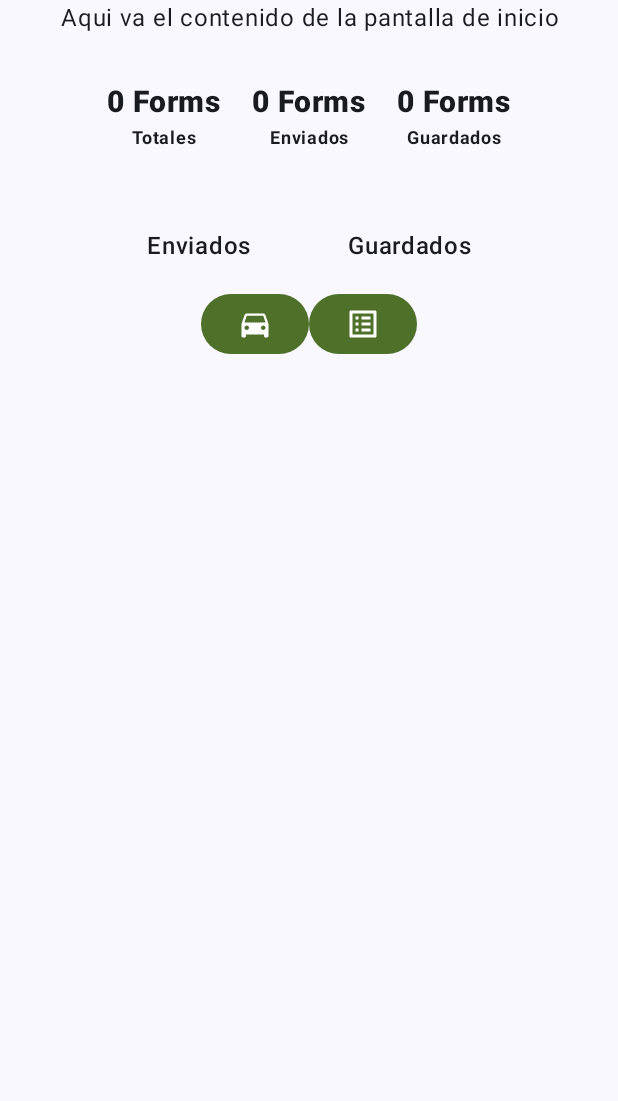
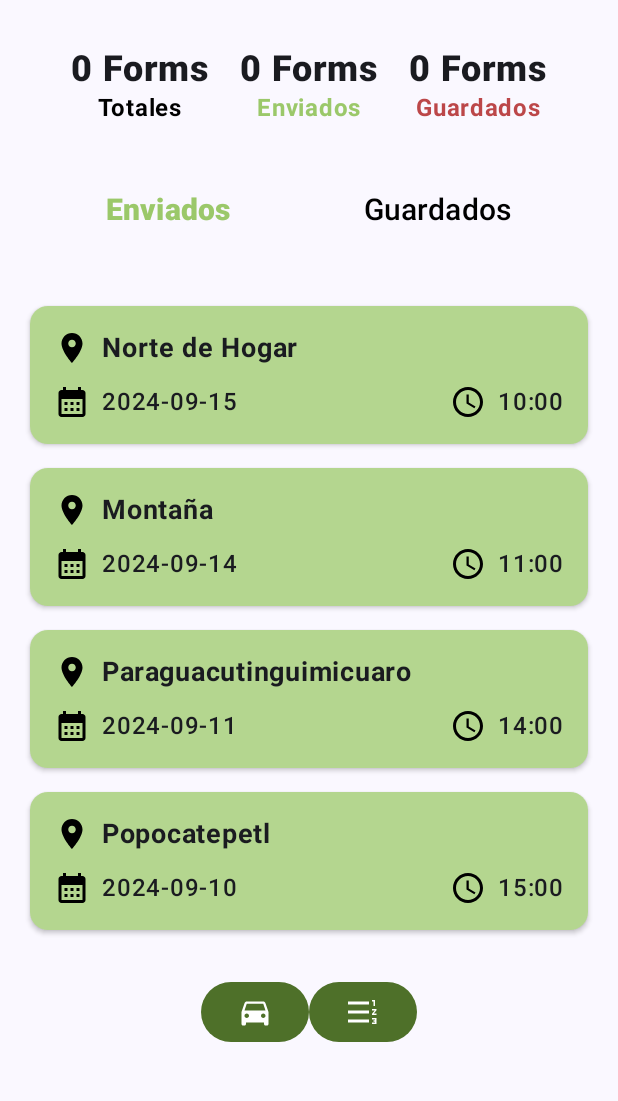
Before and after one commit to EfrainH2O/RoboRanger_APP, an Android app built with Jetpack Compose: the HomeScreen screen opened through its navigation route, on a phone screen of 412 x 824 dp, the part 96-1197 px from its top. Run offline under Robolectric (Android 15) with nearby library versions, the phone set to English and light mode, and no system bars.

Commit message:
FormCard and Working List in Home

```diff
--- /dev/null
+++ b/app/src/main/java/com/example/roboranger/data/FormCard.kt
@@ -0,0 +1,9 @@
+package com.example.roboranger.data
+
+data class FormCard(
+    val id: Int,
+    val place: String,
+    val date: String,
+    val hour: String,
+    val status: Int // 0 = enviado, 1 = guardado
+)
--- /dev/null
+++ b/app/src/main/java/com/example/roboranger/ui/components/RoboRangerFormCard.kt
@@ -0,0 +1,122 @@
+package com.example.roboranger.ui.components
+
+import androidx.compose.foundation.layout.Arrangement
+import androidx.compose.foundation.layout.Column
+import androidx.compose.foundation.layout.Row
+import androidx.compose.foundation.layout.Spacer
+import androidx.compose.foundation.layout.fillMaxWidth
+import androidx.compose.foundation.layout.height
+import androidx.compose.foundation.layout.padding
+import androidx.compose.material.icons.Icons
+import androidx.compose.material.icons.filled.CalendarMonth
+import androidx.compose.material.icons.filled.LocationOn
+import androidx.compose.material.icons.filled.Schedule
+import androidx.compose.material3.Card
+import androidx.compose.material3.CardDefaults
+import androidx.compose.material3.Icon
+import androidx.compose.material3.MaterialTheme
+import androidx.compose.material3.Text
+import androidx.compose.runtime.Composable
+import androidx.compose.ui.Alignment
+import androidx.compose.ui.Modifier
+import androidx.compose.ui.graphics.Color
+import androidx.compose.ui.graphics.vector.ImageVector
+import androidx.compose.ui.text.font.FontWeight
+import androidx.compose.ui.tooling.preview.Preview
+import androidx.compose.ui.unit.dp
+import androidx.compose.ui.unit.sp
+import com.example.roboranger.data.FormCard
+import com.example.roboranger.ui.theme.RoboRangerTheme
+
+@Composable
+fun RoboRangerFormCard(
+    formCard: FormCard,
+    modifier: Modifier = Modifier
+) {
+    Card(
+        modifier = modifier
+            .fillMaxWidth(),
+        elevation = CardDefaults.cardElevation(defaultElevation = 2.dp),
+        shape = MaterialTheme.shapes.medium,
+        colors = CardDefaults.cardColors(containerColor = Color(0xFFB4D68F))
+    ) {
+        Column(
+            modifier = Modifier.padding(16.dp)
+        ) {
+            // Place
+            InfoRow(
+                icon = Icons.Default.LocationOn,
+                text = formCard.place,
+                fontWeight = FontWeight.Bold,
+                fontSize = 18.sp
+            )
+
+            Spacer(modifier = Modifier.height(12.dp))
+
+            // Date and Hour
+            Row(
+                modifier = Modifier.fillMaxWidth(),
+                horizontalArrangement = Arrangement.SpaceBetween,
+                verticalAlignment = Alignment.CenterVertically
+            ) {
+                // Date
+                InfoRow(
+                    icon = Icons.Default.CalendarMonth,
+                    text = formCard.date,
+                    fontWeight = FontWeight.Medium
+                )
+                // Hour
+                InfoRow(
+                    icon = Icons.Default.Schedule,
+                    text = formCard.hour,
+                    fontWeight = FontWeight.Medium
+                )
+            }
+        }
+    }
+}
+
+
+@Composable
+private fun InfoRow(
+    icon: ImageVector,
+    text: String,
+    modifier: Modifier = Modifier,
+    fontWeight: FontWeight? = null,
+    fontSize: androidx.compose.ui.unit.TextUnit = 16.sp
+) {
+    Row(
+        verticalAlignment = Alignment.CenterVertically,
+        modifier = modifier
+    ) {
+        Icon(
+            imageVector = icon,
+            contentDescription = null,
+            tint = Color.Black,
+            modifier = Modifier.padding(end = 8.dp)
+        )
+        Text(
+            text = text,
+            fontWeight = fontWeight,
+            fontSize = fontSize,
+            color = MaterialTheme.colorScheme.onSurface
+        )
+    }
+}
+
+@Preview(showBackground = true)
+@Composable
+fun RoboRangerFormCardPreview() {
+    RoboRangerTheme {
+        RoboRangerFormCard(
+            formCard = FormCard(
+                id = 1,
+                place = "Warehouse",
+                date = "2024-10-28",
+                hour = "15:00",
+                status = 0
+            ),
+            modifier = Modifier.padding(16.dp)
+        )
+    }
+}
--- a/app/src/main/java/com/example/roboranger/ui/views/home/HomeScreen.kt
+++ b/app/src/main/java/com/example/roboranger/ui/views/home/HomeScreen.kt
@@ -1,42 +1,43 @@
 package com.example.roboranger.ui.views.home
 
-import android.graphics.Color
-import android.graphics.fonts.FontStyle
-import androidx.compose.foundation.layout.Box
+import androidx.compose.ui.graphics.Color
 import androidx.compose.foundation.layout.Column
 import androidx.compose.foundation.layout.Row
 import androidx.compose.foundation.layout.Spacer
+import androidx.compose.foundation.layout.fillMaxHeight
 import androidx.compose.foundation.layout.fillMaxWidth
 import androidx.compose.foundation.layout.padding
 import androidx.compose.foundation.lazy.grid.GridCells
 import androidx.compose.foundation.lazy.grid.LazyVerticalGrid
-import androidx.compose.foundation.rememberScrollState
-import androidx.compose.foundation.verticalScroll
+import androidx.compose.foundation.lazy.grid.items
 import androidx.compose.material.icons.Icons
-import androidx.compose.material.icons.filled.ControlCamera
 import androidx.compose.material.icons.filled.DirectionsCar
-import androidx.compose.material.icons.filled.ListAlt
-import androidx.compose.material.icons.filled.Pages
-import androidx.compose.material3.Button
+import androidx.compose.material.icons.filled.FormatListNumberedRtl
+import androidx.compose.material3.ButtonDefaults
 import androidx.compose.material3.ExperimentalMaterial3Api
 import androidx.compose.material3.Scaffold
 import androidx.compose.material3.Text
-import androidx.compose.material3.TopAppBarDefaults
+import androidx.compose.material3.TextButton
 import androidx.compose.runtime.Composable
+import androidx.compose.runtime.getValue
+import androidx.compose.runtime.mutableIntStateOf
+import androidx.compose.runtime.remember
+import androidx.compose.runtime.setValue
 import androidx.compose.ui.Alignment
 import androidx.compose.ui.Modifier
 import androidx.compose.ui.res.stringResource
 import androidx.compose.ui.text.font.FontWeight
-import androidx.compose.ui.text.style.TextAlign
 import androidx.compose.ui.tooling.preview.Preview
 import androidx.compose.ui.unit.dp
 import androidx.compose.ui.unit.sp
+import androidx.lifecycle.viewmodel.compose.viewModel
 import com.example.roboranger.R
+import com.example.roboranger.data.FormCard
 import com.example.roboranger.ui.components.RoboRangerTopAppBar
 import com.example.roboranger.navigation.NavigationDestination
-import com.example.roboranger.ui.components.RoboRangerButton
 import com.example.roboranger.ui.components.RoboRangerButtonIcon
-
+import com.example.roboranger.ui.components.RoboRangerFormCard
+import com.example.roboranger.view_model.FormCardViewModel
 object HomeDestination : NavigationDestination {
     override val route = "home"
     override val titleRes = R.string.home_title
@@ -50,9 +51,21 @@ fun HomeScreen(
     navigateToFormDetails: () -> Unit,
     onNavigateSettings: () -> Unit,
     canNavigateBack: Boolean = false,
-    canNavigateSettings: Boolean = true
+    canNavigateSettings: Boolean = true,
+    // Instancia de viewmodel de formcard
+    formCardViewModel: FormCardViewModel = viewModel()
 ) {
-    val scrollBehavior = TopAppBarDefaults.enterAlwaysScrollBehavior()
+    val formList = formCardViewModel.formList.value
+    var selectedStatus by remember { mutableIntStateOf(0) }
+    val filteredForms = remember(formList, selectedStatus) {
+        formList.filter { form ->
+            // This assumes your FormCard data class has a 'status' property.
+            // e.g., data class FormCard(..., val status: String)
+            form.status == selectedStatus
+        }
+    }
+
+    //val scrollBehavior = TopAppBarDefaults.enterAlwaysScrollBehavior()
 
     Scaffold(
         topBar = {
@@ -60,7 +73,6 @@ fun HomeScreen(
                 title = stringResource(HomeDestination.titleRes),
                 canNavigateBack = canNavigateBack,
                 navigateUp = {},
-                scrollBehavior = scrollBehavior,
                 canNavigateSettings = canNavigateSettings,
                 navigateToSettings = onNavigateSettings
             )
@@ -69,10 +81,15 @@ fun HomeScreen(
         HomeBody(
             modifier = modifier
                 .padding(innerPadding)
-                .verticalScroll(rememberScrollState())
                 .fillMaxWidth(),
             onNavigateControl = navigateToControl,
-            onNavigateFormDetails = navigateToFormDetails
+            onNavigateFormDetails = navigateToFormDetails,
+            formList = filteredForms,
+            selectedStatus = selectedStatus,
+            onStatusSelected = { newStatus ->
+                selectedStatus = newStatus
+                // Actualizar la lista de formularios según el estado seleccionado
+            }
         )
     }
 }
@@ -80,56 +97,77 @@ fun HomeScreen(
 fun HomeBody(
     modifier: Modifier = Modifier,
     onNavigateControl: () -> Unit,
-    onNavigateFormDetails: () -> Unit
+    onNavigateFormDetails: () -> Unit,
+    formList: List<FormCard>,
+    selectedStatus: Int,
+    onStatusSelected: (Int) -> Unit
 ) {
     Column(
         modifier = modifier,
         horizontalAlignment = Alignment.CenterHorizontally
     ) {
-        Text(
-            text = "Aqui va el contenido de la pantalla de inicio",
-            textAlign = TextAlign.Center,
-        )
 
+        // Indicadores de formularios
         Row(
             modifier = Modifier
                 .padding(vertical = 32.dp),
         ) {
             FormsText(text = "Totales")
             Spacer(Modifier.padding(horizontal = 10.dp))
-            FormsText(text = "Enviados")
+            FormsText(text = "Enviados", colorText = Color(0xFF9BC86A))
             Spacer(Modifier.padding(horizontal = 10.dp))
-            FormsText(text = "Guardados")
+            FormsText(text = "Guardados", colorText = Color(0xFFBC4749))
         }
 
+        // Botones de cambio de lista de formularios
         Row(
             modifier = Modifier
-                .padding(16.dp)
+                .padding(bottom = 16.dp)
         ) {
-            Text("Enviados",
-                modifier = Modifier,
-                fontWeight = FontWeight.SemiBold,
-                fontSize = 16.sp,
+            TextButton(
+                onClick = { onStatusSelected(0) },
+                colors = ButtonDefaults.textButtonColors(
+                    contentColor = if (selectedStatus == 0) Color(0xFF9BC86A) else Color.Black
                 )
+            ) {
+                Text("Enviados",
+                    modifier = Modifier,
+                    fontWeight = if (selectedStatus == 0) FontWeight.ExtraBold else FontWeight.SemiBold,
+                    fontSize = 20.sp,
+                )
+            }
+
             Spacer(Modifier.padding(horizontal = 32.dp))
-            Text("Guardados",
-                modifier = Modifier,
-                fontWeight = FontWeight.SemiBold,
-                fontSize = 16.sp,
+
+            TextButton(
+                onClick = { onStatusSelected(1) },
+                colors = ButtonDefaults.textButtonColors(
+                    contentColor = if (selectedStatus == 1) Color(0xFFBC4749) else Color.Black
                 )
+            ) {
+                Text("Guardados",
+                    modifier = Modifier,
+                    fontWeight = if (selectedStatus == 1) FontWeight.ExtraBold else FontWeight.SemiBold,
+                    fontSize = 20.sp,
+                )
+            }
         }
 
+        // Grid que cambia dependiendo de el status seleccionado
+        FormsGrid(
+            modifier = Modifier,
+            formList = formList
+        )
 
-
-
-
+        // Botones de navegación
+        // Deberian de cambiarse a una bottombar definida
         Row() {
             RoboRangerButtonIcon(
                 icon = Icons.Filled.DirectionsCar,
                 onClick = onNavigateControl
             )
             RoboRangerButtonIcon(
-                icon = Icons.Filled.ListAlt,
+                icon = Icons.Filled.FormatListNumberedRtl,
                 onClick = onNavigateFormDetails
             )
         }
@@ -139,13 +177,23 @@ fun HomeBody(
 
 @Composable
 fun FormsGrid(
-
+    modifier: Modifier = Modifier,
+    formList: List<FormCard>,
 ) {
     LazyVerticalGrid(
-        columns = GridCells.Fixed(2),
-        modifier = Modifier.padding(vertical = 24.dp),
+        modifier = Modifier
+            .padding(vertical = 16.dp)
+            .fillMaxHeight(0.8F),
+        columns = GridCells.Fixed(1),
     ) {
-
+        items(formList) { form ->
+            // Posteriormente volver las cartas botones que lleven
+            // a los formularios correspondientes
+            RoboRangerFormCard(
+                modifier = Modifier.padding(horizontal = 20.dp, vertical = 8.dp),
+                formCard = form
+            )
+        }
     }
 }
 
@@ -153,7 +201,7 @@ fun FormsGrid(
 fun FormsText(
     modifier: Modifier = Modifier,
     numForms: Int = 0,
-    colorText: Int = Color.BLACK,
+    colorText: Color = Color.Black,
     text: String = "Tipo"
 ) {
     Column(
@@ -161,12 +209,13 @@ fun FormsText(
         Text("$numForms Forms",
             Modifier.align(Alignment.CenterHorizontally),
             fontWeight = FontWeight.ExtraBold,
-            fontSize = 20.sp
+            fontSize = 24.sp
         )
         Text(text,
             Modifier.align(Alignment.CenterHorizontally),
             fontWeight = FontWeight.Bold,
-            fontSize = 12.sp
+            fontSize = 16.sp,
+            color = colorText
         )
     }
 }
--- /dev/null
+++ b/app/src/main/java/com/example/roboranger/view_model/FormCardViewModel.kt
@@ -0,0 +1,48 @@
+package com.example.roboranger.view_model
+
+import androidx.compose.runtime.mutableStateOf
+import androidx.lifecycle.ViewModel
+import com.example.roboranger.data.FormCard
+
+class FormCardViewModel : ViewModel() {
+
+    // Lista mutable de cartas de formularios, se actualiza la ui cuando cambia
+    val formList = mutableStateOf<List<FormCard>>(emptyList())
+
+    // Contador para generar ids
+    private var formCounter = 0
+
+    // Función para agregar una nueva carta de formulario, se llamaria
+    // cuando se termine de llenar un formulario
+    fun addForm(place: String, date: String, hour: String, status: Int) {
+        val newForm = FormCard(
+            id = formCounter++,
+            place = place,
+            date = date,
+            hour = hour,
+            status = status // 0 = enviado, 1 = guardado
+        )
+
+        // Se añade la nueva carta a la lista
+        formList.value = formList.value + newForm
+    }
+
+
+    init {
+        loadDummyForms()
+    }
+
+    // Función temporal para crear datos de prueba
+    private fun loadDummyForms() {
+        val dummyData = listOf(
+            FormCard(id = 1, place = "Norte de Hogar", date = "2024-09-15", hour = "10:00", status = 0),
+            FormCard(id = 2, place = "Montaña", date = "2024-09-14", hour = "11:00", status = 0),
+            FormCard(id = 3, place = "Hogar", date = "2024-09-14", hour = "12:00", status = 1),
+            FormCard(id = 4, place = "Parque X", date = "2024-09-12", hour = "13:00", status = 1),
+            FormCard(id = 5, place = "Paraguacutinguimicuaro", date = "2024-09-11", hour = "14:00", status = 0),
+            FormCard(id = 6, place = "Popocatepetl", date = "2024-09-10", hour = "15:00", status = 0)
+        )
+
+        formList.value = dummyData
+    }
+}
```
